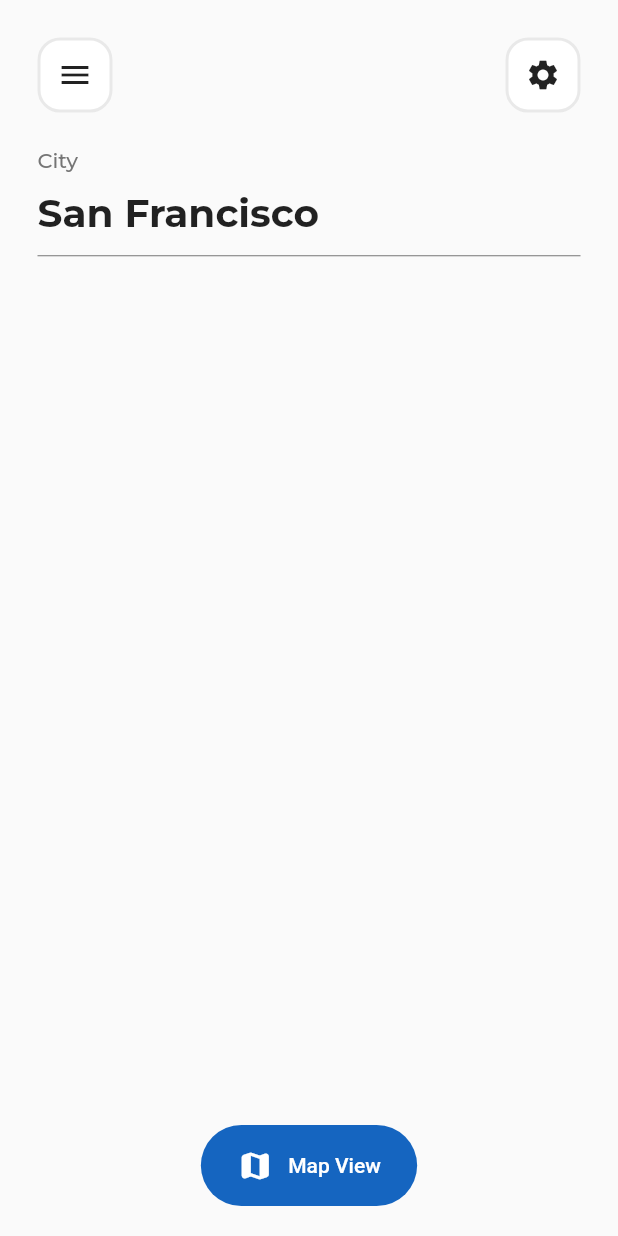
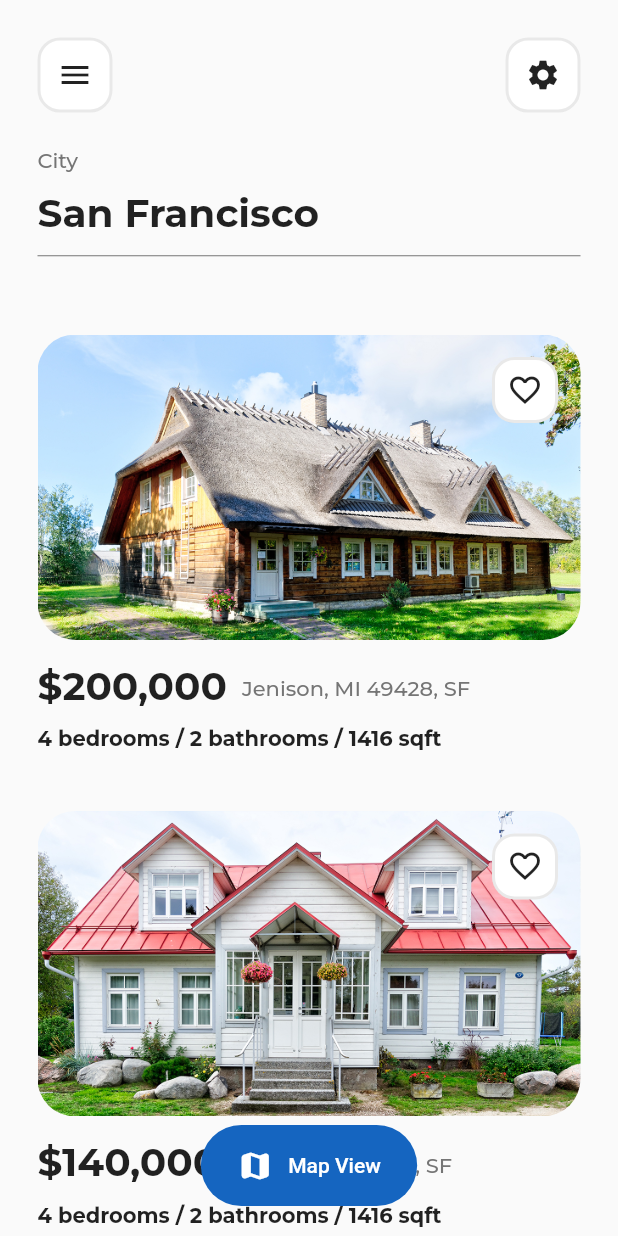
Before and after one commit to Suheb786/buyHome-demo-, a Flutter app: the screen it shows after launch, on a phone screen of 412 x 824 dp. Run offline on Flutter 3.47's test engine with Material 2 defaults, Android fonts, the phone set to English and light mode, and no system bars; our stand-ins replace google_fonts.

Commit message:
Home Ui created with isolation of widgets funcitons and using themedata

```diff
--- /dev/null
+++ b/lib/comporents/functions/custom_functions.dart
@@ -0,0 +1,7 @@
+import 'package:intl/intl.dart';
+
+String formatCurrency(num amount, {int decimalCount = 0}) {
+  final formatCurrency =
+      NumberFormat.simpleCurrency(decimalDigits: decimalCount);
+  return formatCurrency.format(amount);
+}
--- a/lib/comporents/widgets./border.dart
+++ b/lib/comporents/widgets./border.dart
@@ -7,12 +7,7 @@ class BorderIcon extends StatelessWidget {
   final EdgeInsets? padding;
   final double? width, height;
 
-  BorderIcon(
-      {Key? key,
-      required this.child,
-      required this.padding,
-      required this.width,
-      required this.height})
+  BorderIcon({Key? key, this.child, this.padding, this.width, this.height})
       : super(key: key);
 
   @override
--- a/lib/landing/landing.view.dart
+++ b/lib/home/home_view.dart
@@ -1,11 +1,12 @@
 import 'package:flutter/material.dart';
 import 'package:uifocused/comporents/constants.dart';
-import 'package:uifocused/comporents/ui_lists.dart';
+import 'package:uifocused/comporents/functions/custom_functions.dart';
+import 'package:uifocused/random_data.dart';
 import 'package:uifocused/comporents/widgets./border.dart';
 import 'package:uifocused/comporents/widgets./compornant.dart';
 import 'package:uifocused/comporents/widgets./optionButton.dart';
 
-class LandingPage extends StatelessWidget {
+class HomeView extends StatelessWidget {
   @override
   Widget build(BuildContext context) {
     final Size size = MediaQuery.of(context).size;
@@ -73,7 +74,7 @@ class LandingPage extends StatelessWidget {
                       color: GREY_COLOR,
                     )),
                 addVerticalSpace(10),
-                SingleChildScrollView(
+                const SingleChildScrollView(
                   scrollDirection: Axis.horizontal,
                   physics: BouncingScrollPhysics(),
                   child: SizedBox(),
@@ -83,10 +84,12 @@ class LandingPage extends StatelessWidget {
                   child: Padding(
                     padding: sidePadding,
                     child: ListView.builder(
-                        physics: BouncingScrollPhysics(),
-                        itemCount: UI_DataList.length,
+                        physics: const BouncingScrollPhysics(),
+                        itemCount: Random_Data.length,
                         itemBuilder: (context, index) {
-                          return const SizedBox();
+                          return HouseItems(
+                            itemData: Random_Data[index],
+                          );
                         }),
                   ),
                 ),
@@ -109,3 +112,64 @@ class LandingPage extends StatelessWidget {
     );
   }
 }
+
+class HouseItems extends StatelessWidget {
+  final dynamic itemData;
+
+  const HouseItems({Key? key, this.itemData}) : super(key: key);
+
+  @override
+  Widget build(BuildContext context) {
+    final ThemeData themeData = Theme.of(context);
+    return GestureDetector(
+      // onTap: () {
+      //   Navigator.of(context).push(MaterialPageRoute(
+      //       builder: (context) => DetailPage(
+      //             itemData: itemData,
+      //           )));
+      // },
+      child: Container(
+        margin: const EdgeInsets.symmetric(vertical: 20),
+        child: Column(
+          crossAxisAlignment: CrossAxisAlignment.start,
+          children: [
+            Stack(
+              children: [
+                ClipRRect(
+                    borderRadius: BorderRadius.circular(25.0),
+                    child: Image.asset(itemData["image"])),
+                Positioned(
+                    top: 15,
+                    right: 15,
+                    child: BorderIcon(
+                        child: Icon(
+                      Icons.favorite_border,
+                      color: BLACK_COLOR,
+                    )))
+              ],
+            ),
+            addVerticalSpace(15),
+            Row(
+              children: [
+                Text(
+                  formatCurrency(itemData["amount"]),
+                  style: themeData.textTheme.headline1,
+                ),
+                addHorizontalSpace(10),
+                Text(
+                  "${itemData["address"]}",
+                  style: themeData.textTheme.bodyText2,
+                )
+              ],
+            ),
+            addVerticalSpace(10),
+            Text(
+              "${itemData["bedrooms"]} bedrooms / ${itemData["bathrooms"]} bathrooms / ${itemData["area"]} sqft",
+              style: themeData.textTheme.headline5,
+            )
+          ],
+        ),
+      ),
+    );
+  }
+}
--- a/lib/main.dart
+++ b/lib/main.dart
@@ -4,7 +4,7 @@ import 'package:flutter/cupertino.dart';
 import 'package:flutter/material.dart';
 import 'package:google_fonts/google_fonts.dart';
 import 'package:uifocused/comporents/constants.dart';
-import 'package:uifocused/landing/landing.view.dart';
+import 'package:uifocused/home/home_view.dart';
 
 void main() {
   runApp(MyApp());
@@ -24,7 +24,7 @@ class MyApp extends StatelessWidget {
           colorScheme:
               ColorScheme.fromSwatch().copyWith(secondary: BLUE_DARK_COLOR),
           textTheme: screenWidth < 600 ? TEXT_THEME_SMALL : TEXT_THEME_DEFAULT),
-      home: LandingPage(),
+      home: HomeView(),
     );
   }
 }
--- a/lib/comporents/ui_lists.dart
+++ b/lib/random_data.dart
@@ -1,4 +1,4 @@
-const UI_DataList = [
+const Random_Data = [
   {
     "image": "assets/images/image_2.jpg",
     "amount": 200000,
```
Also changed, not shown: pubspec.yaml (+5 -61 lines), assets/images/image_1.jpg (added), assets/images/image_2.jpg (added), pubspec.lock.
